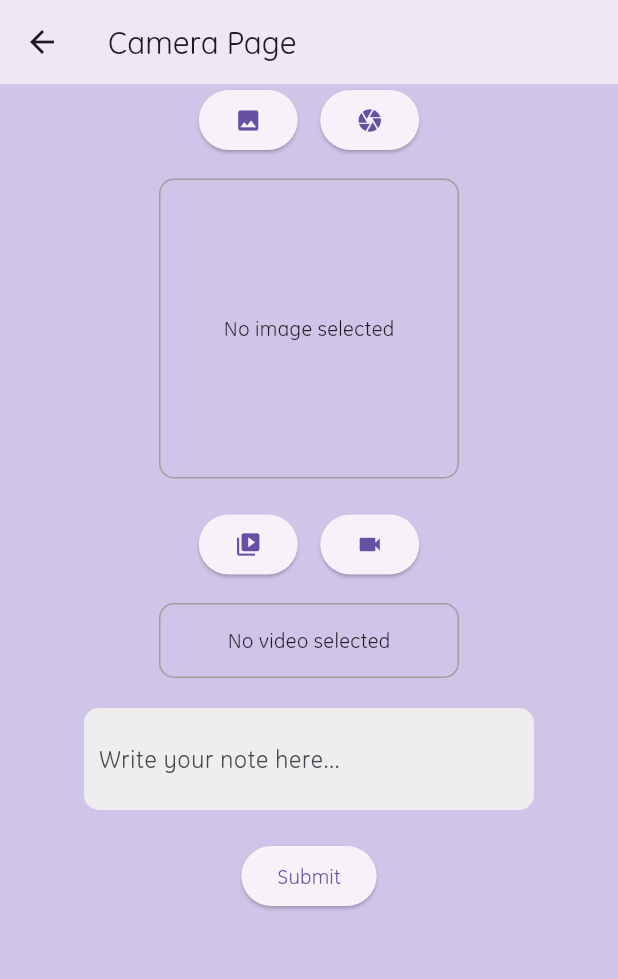
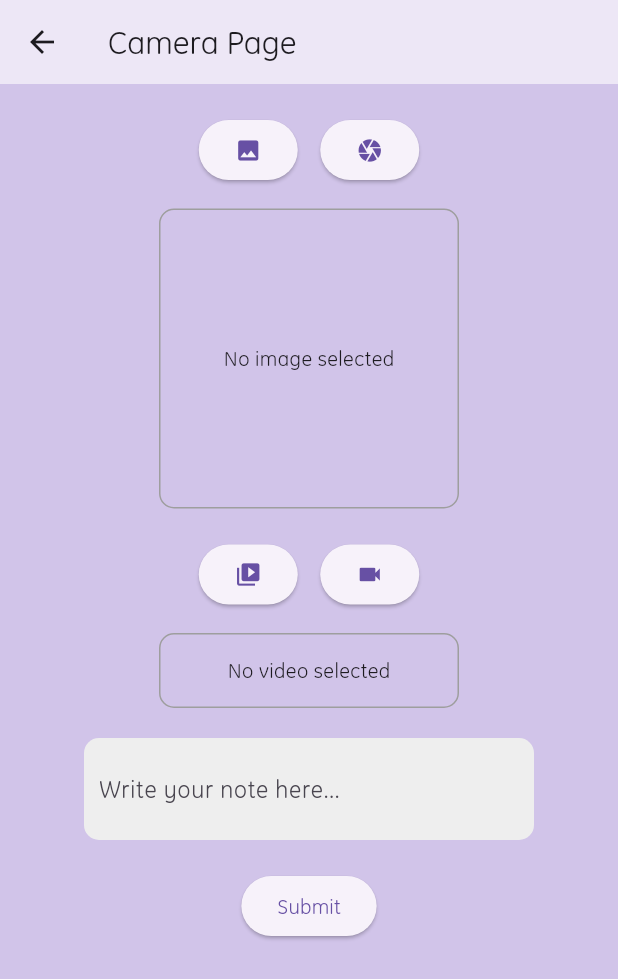
Before and after one commit to dot-config-IIITS/application-SIH-BachavSetu, a Flutter app: the CameraPage screen opened directly, on a phone screen of 412 x 824 dp. Shown: the top 979 px of the screen. Run offline on Flutter 3.47's test engine with Material 3 defaults, Android fonts, the phone set to English and light mode, and no system bars; our stand-ins replace curved_navigation_bar, image_picker, socket_io_client.

Commit message:
Minor Design Changes In Camera

```diff
--- a/bachavsetu/lib/camera/camera_page.dart
+++ b/bachavsetu/lib/camera/camera_page.dart
@@ -28,6 +28,7 @@ class _CameraPageState extends State<CameraPage> {
           child: Column(
             mainAxisAlignment: MainAxisAlignment.center,
             children: [
+              const SizedBox(height: 20),
               Row(
                 mainAxisAlignment: MainAxisAlignment.center,
                 children: [
@@ -93,7 +94,11 @@ class _CameraPageState extends State<CameraPage> {
                 child: Center(
                   child: videoFile == null
                       ? const Text('No video selected')
-                      : Text('Video path: ${videoFile!.path}'),
+                      : Image.file(
+                          File(videoFile!.path),
+                          height: 150,
+                          width: 150,
+                        ),
                 ),
               ),
               const SizedBox(height: 20),
--- a/bachavsetu/lib/main.dart
+++ b/bachavsetu/lib/main.dart
@@ -17,9 +17,9 @@ class MyApp extends StatelessWidget {
       title: 'BachavSetu',
       debugShowCheckedModeBanner: false,
       theme: ThemeData(fontFamily: 'GE Inspira'),
-      home: Welcome(),
+      // home: Welcome(),
       // home: ArticleHomePage(),
-      // home: InitPage(),
+      home: InitPage(),
     );
   }
 }
--- a/bachavsetu/pubspec.yaml
+++ b/bachavsetu/pubspec.yaml
@@ -35,12 +35,13 @@ dependencies:
   # The following adds the Cupertino Icons font to your application.
   # Use with the CupertinoIcons class for iOS style icons.
   cupertino_icons: ^1.0.2
+  ionicons: ^0.2.2
   animated_text_kit: ^4.2.2
-  socket_io_client: ^2.0.3+1
   curved_navigation_bar: ^1.0.3
-  http: ^1.1.2
   image_picker: ^1.0.4
   video_player: ^2.8.1
+  socket_io_client: ^2.0.3+1
+  http: ^1.1.2
 
 
 dev_dependencies:
@@ -106,3 +107,4 @@ flutter:
   # see https://flutter.dev/custom-fonts/#from-packages
   assets:
    - assets/loginAssets/
+   - assets/settingsAssets/
```
Also changed, not shown: bachavsetu/assets/settingsAssets/avatar.png (added), bachavsetu/pubspec.lock.
